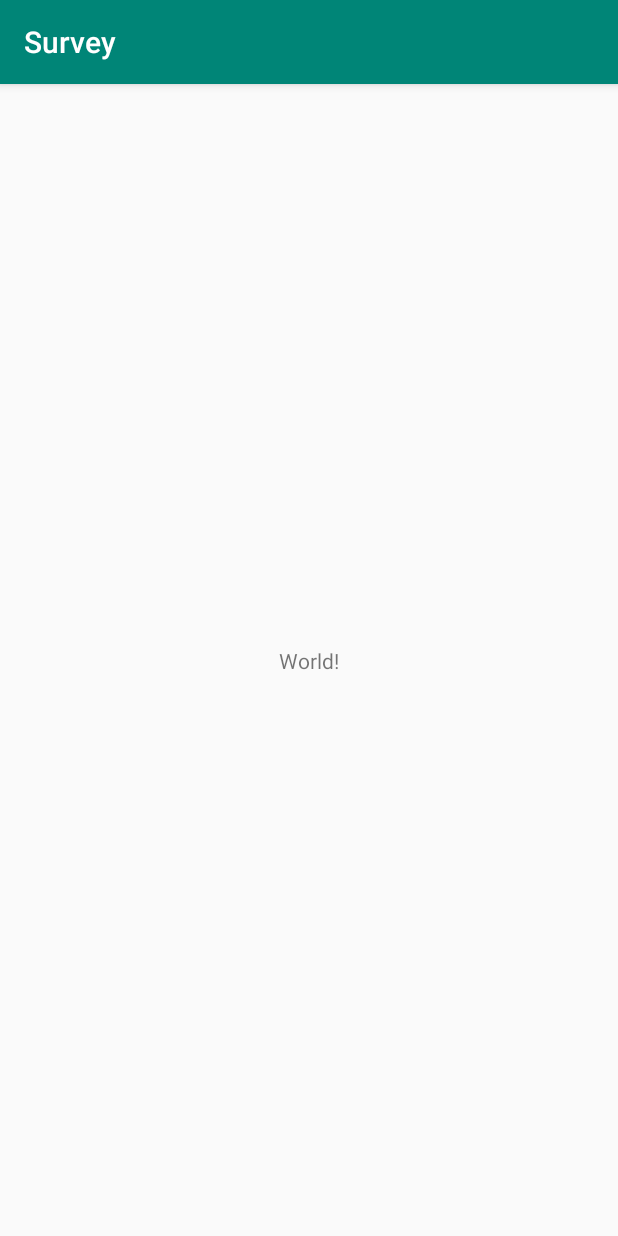
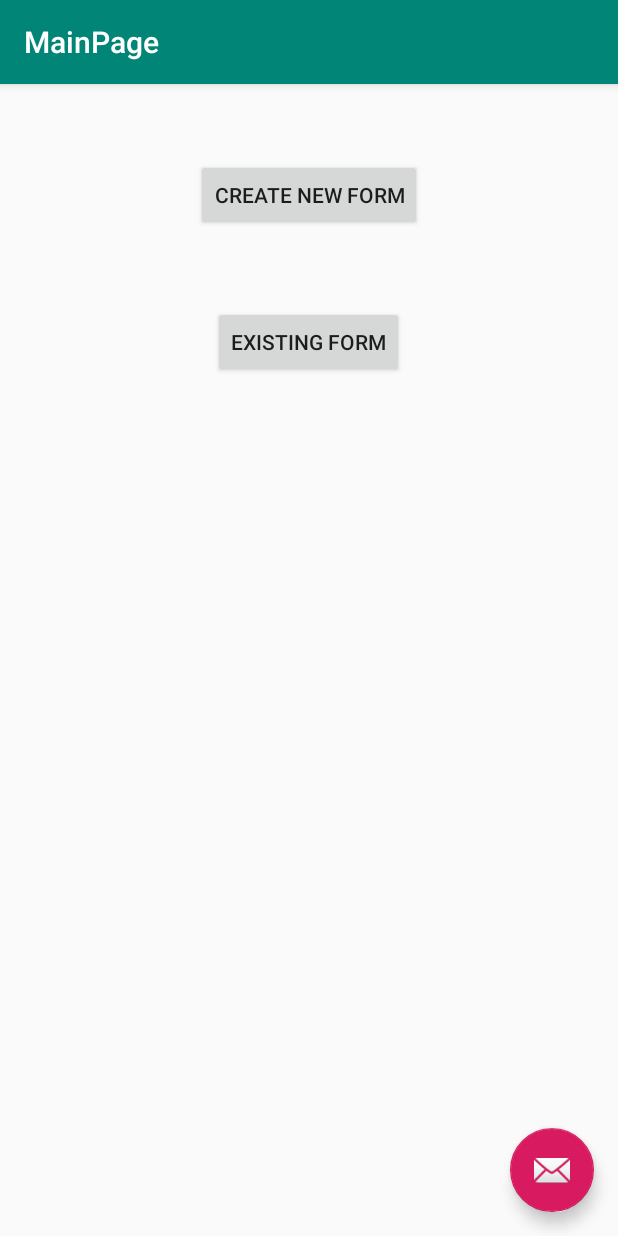
Before and after one commit to hitenjain88/Survey, an Android app: the screen it shows after launch (MainActivity before the commit, MainPage after it), on a phone screen of 412 x 824 dp. Run offline under Robolectric (Android 15) with nearby library versions, the phone set to English and light mode, and no system bars.

Commit message:
new layout (main page) main page converted to splash screen
buttons added

@kartikeyChoudhary

```diff
--- a/app/build.gradle
+++ b/app/build.gradle
@@ -22,6 +22,7 @@
     implementation fileTree(dir: 'libs', include: ['*.jar'])
     implementation 'com.android.support:appcompat-v7:28.0.0'
     implementation 'com.android.support.constraint:constraint-layout:1.1.3'
+    implementation 'com.android.support:design:28.0.0'
     testImplementation 'junit:junit:4.12'
     androidTestImplementation 'com.android.support.test:runner:1.0.2'
     androidTestImplementation 'com.android.support.test.espresso:espresso-core:3.0.2'
--- a/app/src/main/AndroidManifest.xml
+++ b/app/src/main/AndroidManifest.xml
@@ -1,5 +1,6 @@
 <?xml version="1.0" encoding="utf-8"?>
 <manifest xmlns:android="http://schemas.android.com/apk/res/android"
+    xmlns:tools="http://schemas.android.com/tools"
     package="com.example.survey">
 
     <application
@@ -8,14 +9,22 @@
         android:label="@string/app_name"
         android:roundIcon="@mipmap/ic_launcher_round"
         android:supportsRtl="true"
-        android:theme="@style/AppTheme">
-        <activity android:name=".MainActivity">
+        android:theme="@style/AppTheme"
+        tools:ignore="GoogleAppIndexingWarning">
+        <activity
+            android:name=".MainPage"
+            android:label="@string/title_activity_main_page"
+            android:theme="@style/AppTheme.NoActionBar">
             <intent-filter>
                 <action android:name="android.intent.action.MAIN" />
 
                 <category android:name="android.intent.category.LAUNCHER" />
             </intent-filter>
         </activity>
+
+        <activity android:name=".SplashScreen">
+
+        </activity>
     </application>
 
 </manifest>
--- /dev/null
+++ b/app/src/main/java/com/example/survey/MainPage.java
@@ -0,0 +1,29 @@
+package com.example.survey;
+
+import android.os.Bundle;
+import android.support.design.widget.FloatingActionButton;
+import android.support.design.widget.Snackbar;
+import android.support.v7.app.AppCompatActivity;
+import android.support.v7.widget.Toolbar;
+import android.view.View;
+
+public class MainPage extends AppCompatActivity {
+
+    @Override
+    protected void onCreate(Bundle savedInstanceState) {
+        super.onCreate(savedInstanceState);
+        setContentView(R.layout.activity_main_page);
+        Toolbar toolbar = findViewById(R.id.toolbar);
+        setSupportActionBar(toolbar);
+
+        FloatingActionButton fab = findViewById(R.id.fab);
+        fab.setOnClickListener(new View.OnClickListener() {
+            @Override
+            public void onClick(View view) {
+                Snackbar.make(view, "Replace with your own action", Snackbar.LENGTH_LONG)
+                        .setAction("Action", null).show();
+            }
+        });
+    }
+
+}
--- a/app/src/main/java/com/example/survey/MainActivity.java
+++ b/app/src/main/java/com/example/survey/SplashScreen.java
@@ -3,11 +3,11 @@
 import android.support.v7.app.AppCompatActivity;
 import android.os.Bundle;
 
-public class MainActivity extends AppCompatActivity {
+public class SplashScreen extends AppCompatActivity {
 
     @Override
     protected void onCreate(Bundle savedInstanceState) {
         super.onCreate(savedInstanceState);
-        setContentView(R.layout.activity_main);
+        setContentView(R.layout.activity_splash_screen);
     }
 }
--- a/app/src/main/res/layout/activity_main.xml
+++ /dev/null
@@ -1,18 +0,0 @@
-<?xml version="1.0" encoding="utf-8"?>
-<android.support.constraint.ConstraintLayout xmlns:android="http://schemas.android.com/apk/res/android"
-    xmlns:app="http://schemas.android.com/apk/res-auto"
-    xmlns:tools="http://schemas.android.com/tools"
-    android:layout_width="match_parent"
-    android:layout_height="match_parent"
-    tools:context=".MainActivity">
-
-    <TextView
-        android:layout_width="wrap_content"
-        android:layout_height="wrap_content"
-        android:text="@string/hello"
-        app:layout_constraintBottom_toBottomOf="parent"
-        app:layout_constraintLeft_toLeftOf="parent"
-        app:layout_constraintRight_toRightOf="parent"
-        app:layout_constraintTop_toTopOf="parent" />
-
-</android.support.constraint.ConstraintLayout>
--- /dev/null
+++ b/app/src/main/res/layout/activity_main_page.xml
@@ -0,0 +1,33 @@
+<?xml version="1.0" encoding="utf-8"?>
+<android.support.design.widget.CoordinatorLayout xmlns:android="http://schemas.android.com/apk/res/android"
+    xmlns:app="http://schemas.android.com/apk/res-auto"
+    xmlns:tools="http://schemas.android.com/tools"
+    android:layout_width="match_parent"
+    android:layout_height="match_parent"
+    tools:context=".MainPage">
+
+    <android.support.design.widget.AppBarLayout
+        android:layout_width="match_parent"
+        android:layout_height="wrap_content"
+        android:theme="@style/AppTheme.AppBarOverlay">
+
+        <android.support.v7.widget.Toolbar
+            android:id="@+id/toolbar"
+            android:layout_width="match_parent"
+            android:layout_height="?attr/actionBarSize"
+            android:background="?attr/colorPrimary"
+            app:popupTheme="@style/AppTheme.PopupOverlay" />
+
+    </android.support.design.widget.AppBarLayout>
+
+    <include layout="@layout/content_main_page" />
+
+    <android.support.design.widget.FloatingActionButton
+        android:id="@+id/fab"
+        android:layout_width="wrap_content"
+        android:layout_height="wrap_content"
+        android:layout_gravity="bottom|end"
+        android:layout_margin="@dimen/fab_margin"
+        app:srcCompat="@android:drawable/ic_dialog_email" />
+
+</android.support.design.widget.CoordinatorLayout>
--- /dev/null
+++ b/app/src/main/res/layout/activity_splash_screen.xml
@@ -0,0 +1,11 @@
+<?xml version="1.0" encoding="utf-8"?>
+<RelativeLayout xmlns:android="http://schemas.android.com/apk/res/android"
+    xmlns:app="http://schemas.android.com/apk/res-auto"
+    xmlns:tools="http://schemas.android.com/tools"
+    android:layout_width="match_parent"
+    android:layout_height="match_parent"
+    tools:context=".SplashScreen">
+
+
+
+</RelativeLayout>
--- /dev/null
+++ b/app/src/main/res/layout/content_main_page.xml
@@ -0,0 +1,35 @@
+<?xml version="1.0" encoding="utf-8"?>
+<RelativeLayout xmlns:android="http://schemas.android.com/apk/res/android"
+    xmlns:app="http://schemas.android.com/apk/res-auto"
+    xmlns:tools="http://schemas.android.com/tools"
+    android:layout_width="match_parent"
+    android:layout_height="match_parent"
+    app:layout_behavior="@string/appbar_scrolling_view_behavior"
+    tools:context=".MainPage"
+    tools:showIn="@layout/activity_main_page">
+
+    <LinearLayout
+        android:layout_width="match_parent"
+        android:layout_height="wrap_content"
+        android:orientation="vertical">
+
+        <Button
+            android:id="@+id/button"
+            android:layout_width="wrap_content"
+            android:layout_height="wrap_content"
+            android:layout_gravity="center"
+            android:layout_marginTop="50dp"
+            android:text="@string/MainPage_Button1" />
+
+        <Button
+            android:id="@+id/button2"
+            android:layout_width="wrap_content"
+            android:layout_height="wrap_content"
+            android:layout_gravity="center"
+            android:layout_marginTop="50dp"
+            android:text="@string/MainPage_Button2" />
+
+
+    </LinearLayout>
+
+</RelativeLayout>
--- /dev/null
+++ b/app/src/main/res/values/dimens.xml
@@ -0,0 +1,3 @@
+<resources>
+    <dimen name="fab_margin">16dp</dimen>
+</resources>
--- a/app/src/main/res/values/strings.xml
+++ b/app/src/main/res/values/strings.xml
@@ -1,4 +1,7 @@
 <resources>
     <string name="app_name">Survey</string>
     <string name="hello">World!</string>
+    <string name="title_activity_main_page">MainPage</string>
+    <string name="MainPage_Button1">Create New Form</string>
+    <string name="MainPage_Button2">Existing Form</string>
 </resources>
--- a/app/src/main/res/values/styles.xml
+++ b/app/src/main/res/values/styles.xml
@@ -8,4 +8,13 @@
         <item name="colorAccent">@color/colorAccent</item>
     </style>
 
+    <style name="AppTheme.NoActionBar">
+        <item name="windowActionBar">false</item>
+        <item name="windowNoTitle">true</item>
+    </style>
+
+    <style name="AppTheme.AppBarOverlay" parent="ThemeOverlay.AppCompat.Dark.ActionBar" />
+
+    <style name="AppTheme.PopupOverlay" parent="ThemeOverlay.AppCompat.Light" />
+
 </resources>
```
